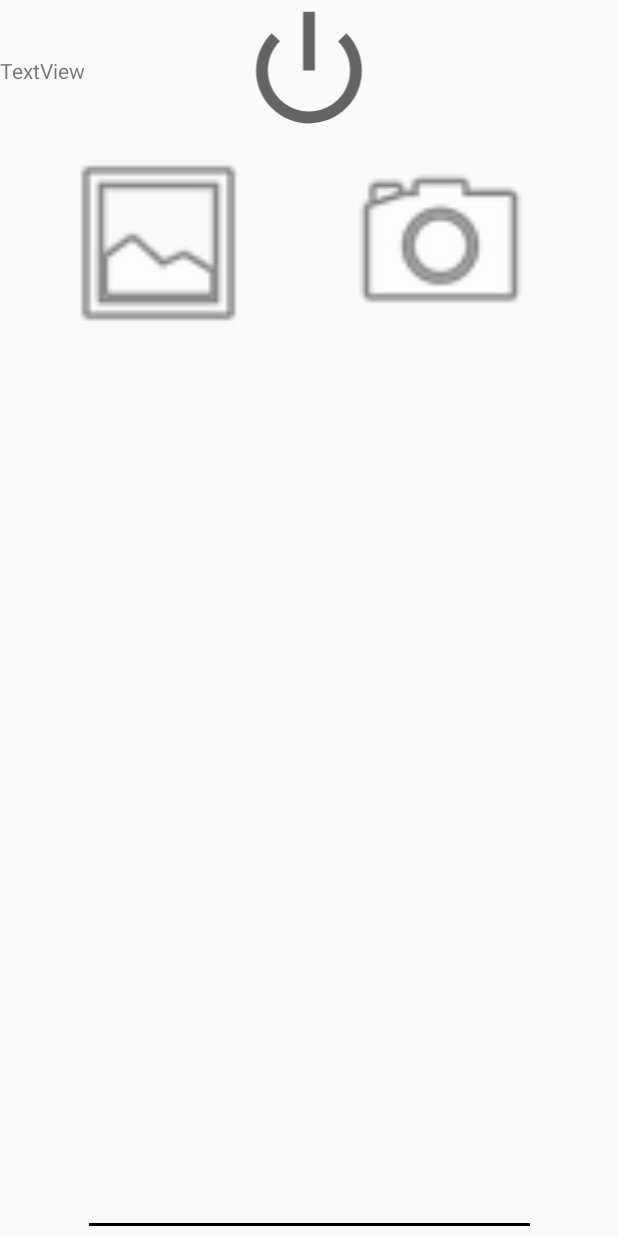
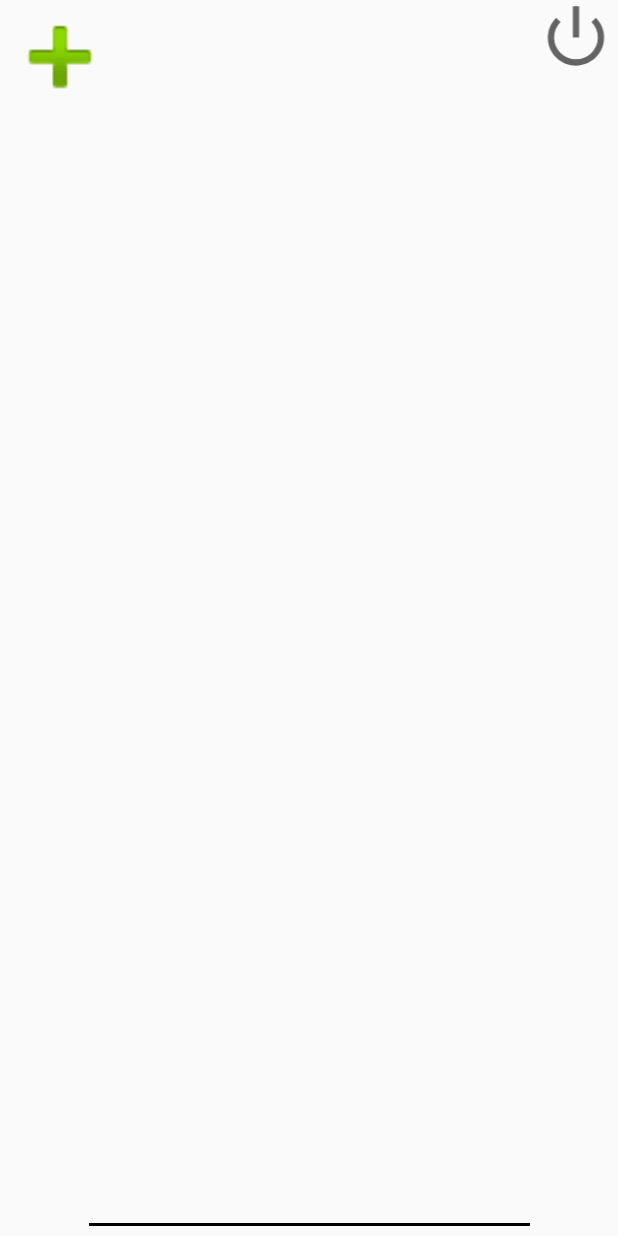
Before and after one commit to Alee2847L/Calendar, an Android app: the activity_principal screen opened directly, with no data from a screen before it, on a phone screen of 412 x 824 dp. Run offline under Robolectric (Android 15) with nearby library versions, the phone set to English and light mode, and no system bars; libraries missing offline, so code that uses them is left out: com.karumi.dexter.

Commit message:
desing-edit

```diff
--- a/app/src/main/java/com/example/calendaraplication/activity_principal.kt
+++ b/app/src/main/java/com/example/calendaraplication/activity_principal.kt
@@ -53,9 +53,6 @@ class activity_principal : AppCompatActivity() {
             selectImageInAlbum()
         }
 
-        imageView5.setOnClickListener{
-            takePhoto()
-        }
 
 
     }
@@ -130,9 +127,13 @@ class activity_principal : AppCompatActivity() {
         ) {
             //photo from gallery
             AppConstants.fileUri = data?.data
-            imageView3.setImageURI(AppConstants.fileUri)
+            //imageView3.setImageURI(AppConstants.fileUri)
             lista.add(AppConstants.fileUri.toString())
             mutableList.add(AppConstants.fileUri.toString())
+            if (mutableList[1] != null){
+                imageView3.setImageURI(AppConstants.fileUri)
+
+            }
             //--------------------------------------------------------------------
             //-------------------------------------------------------------------
             val recyclerView :RecyclerView=findViewById(R.id.recycleView)
@@ -146,7 +147,6 @@ class activity_principal : AppCompatActivity() {
             recyclerView.adapter=adapter
             //--------------------------------------------------------------------
             //-------------------------------------------------------------------
-            textView.setText(mutableList[1])
             editText.setText(mutableList.toString())
         } else {
             super.onActivityResult(requestCode, resultCode, data)
--- a/app/src/main/res/layout/activity_principal.xml
+++ b/app/src/main/res/layout/activity_principal.xml
@@ -10,32 +10,21 @@
 
     <ImageView
         android:id="@+id/imageView2"
-        android:layout_width="match_parent"
-        android:layout_height="94dp"
+        android:layout_width="56dp"
+        android:layout_height="50dp"
         app:layout_constraintEnd_toEndOf="parent"
         app:layout_constraintHorizontal_bias="1.0"
         app:layout_constraintStart_toStartOf="parent"
         app:layout_constraintTop_toTopOf="parent"
         app:srcCompat="@android:drawable/ic_lock_power_off" />
 
-    <TextView
-        android:id="@+id/textView"
-        android:layout_width="wrap_content"
-        android:layout_height="wrap_content"
-        android:text="TextView"
-        app:layout_constraintBottom_toTopOf="@+id/imageView4"
-        app:layout_constraintTop_toTopOf="parent"
-        tools:layout_editor_absoluteX="44dp" />
-
     <ImageView
         android:id="@+id/imageView4"
-        android:layout_width="139dp"
-        android:layout_height="136dp"
-        android:layout_marginStart="36dp"
-        android:layout_marginLeft="36dp"
+        android:layout_width="80dp"
+        android:layout_height="76dp"
         app:layout_constraintStart_toStartOf="parent"
-        app:layout_constraintTop_toBottomOf="@+id/imageView2"
-        app:srcCompat="@android:drawable/ic_menu_gallery" />
+        app:layout_constraintTop_toTopOf="parent"
+        app:srcCompat="@android:drawable/ic_input_add" />
 
     <ImageView
         android:id="@+id/imageView3"
@@ -44,15 +33,6 @@
         app:layout_constraintStart_toStartOf="parent"
         app:layout_constraintTop_toBottomOf="@+id/imageView4"
         tools:srcCompat="@tools:sample/avatars[0]" />
-
-    <ImageView
-        android:id="@+id/imageView5"
-        android:layout_width="138dp"
-        android:layout_height="135dp"
-        app:layout_constraintEnd_toEndOf="parent"
-        app:layout_constraintStart_toEndOf="@+id/imageView4"
-        app:layout_constraintTop_toBottomOf="@+id/imageView2"
-        app:srcCompat="@android:drawable/ic_menu_camera" />
 
     <EditText
         android:id="@+id/editText"
```
